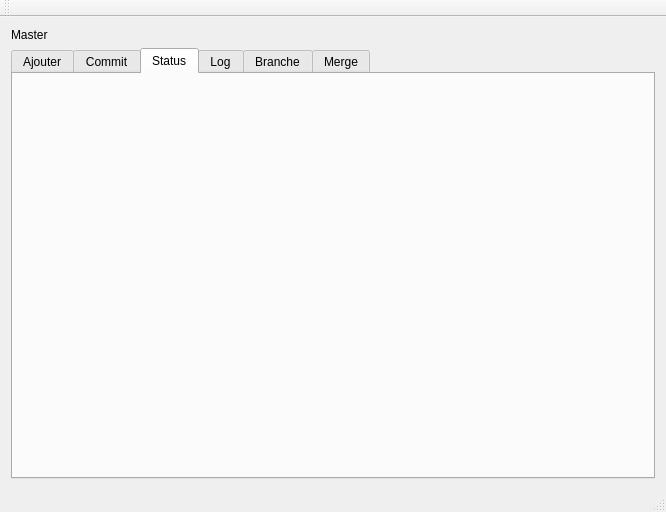
Qt form mainwindow.ui (AntoninLoubiere/GitGui) before a commit.
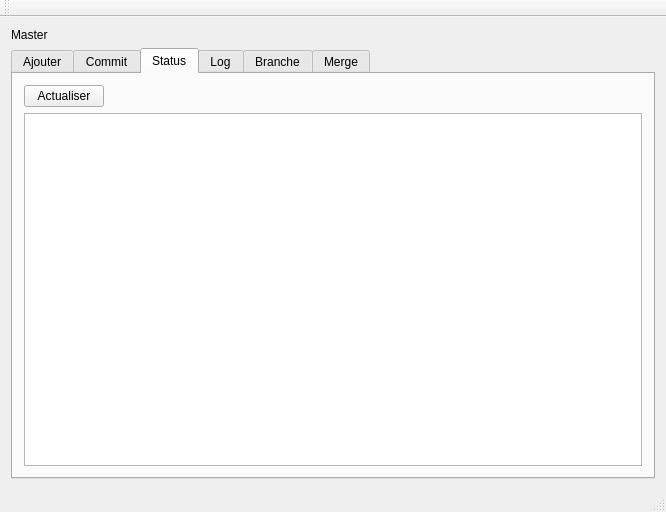
The same form after that commit. The open tabs and pages were chosen to show the change.

What changed in the file:
```diff
--- a/mainwindow.ui
+++ b/mainwindow.ui
@@ -131,6 +131,43 @@
        <attribute name="title">
         <string>Status</string>
        </attribute>
+       <layout class="QVBoxLayout" name="verticalLayout_2">
+        <item>
+         <layout class="QHBoxLayout" name="horizontalLayout">
+          <item>
+           <widget class="QPushButton" name="pushButton_4">
+            <property name="text">
+             <string>Actualiser</string>
+            </property>
+           </widget>
+          </item>
+          <item>
+           <spacer name="horizontalSpacer_2">
+            <property name="orientation">
+             <enum>Qt::Horizontal</enum>
+            </property>
+            <property name="sizeHint" stdset="0">
+             <size>
+              <width>40</width>
+              <height>20</height>
+             </size>
+            </property>
+           </spacer>
+          </item>
+         </layout>
+        </item>
+        <item>
+         <layout class="QGridLayout" name="gridLayout_4">
+          <item row="0" column="0">
+           <widget class="QPlainTextEdit" name="plainTextEdit">
+            <property name="plainText">
+             <string/>
+            </property>
+           </widget>
+          </item>
+         </layout>
+        </item>
+       </layout>
       </widget>
       <widget class="QWidget" name="logTab">
        <attribute name="title">
```
Left out of the diff: 2 changed lines with no effect on the pictures.
